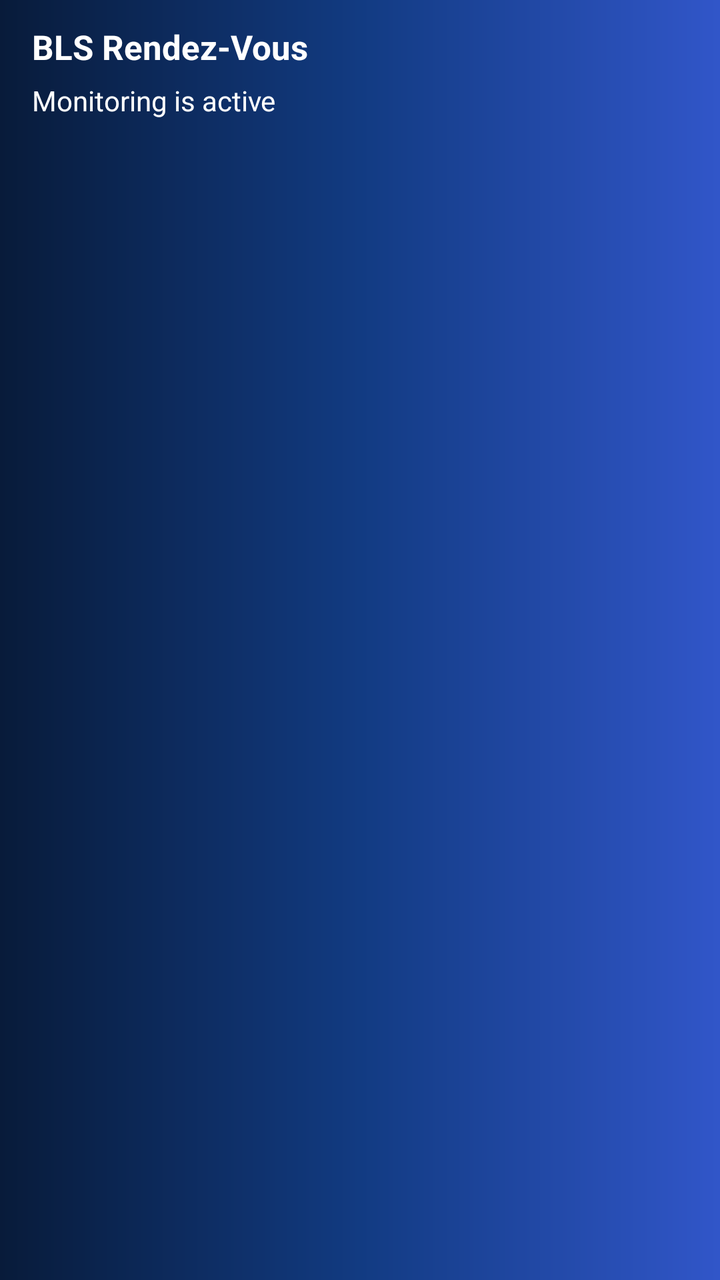
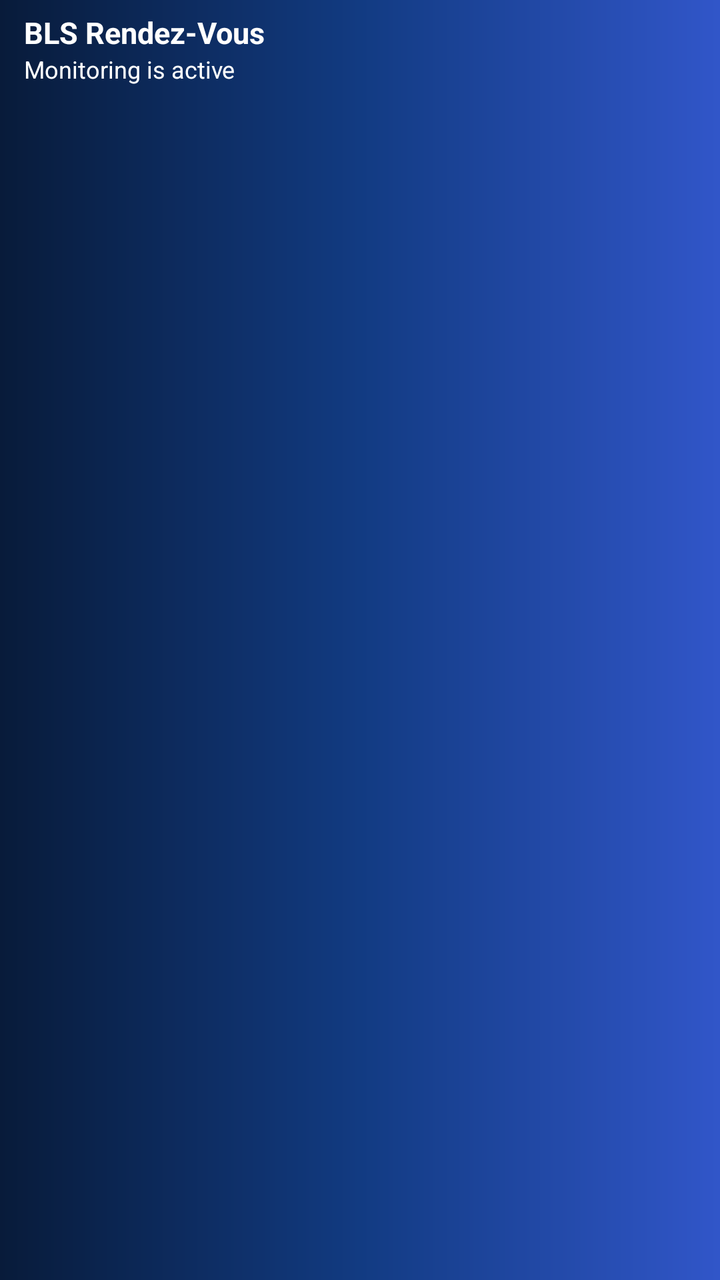

The first picture is an Android layout as it rendered before a commit; the second is the same layout after the commit. The layout source and the unified diff follow.
<!-- AndroidManifest.xml: application theme android:Theme.Material.Light.NoActionBar -->
<!-- res/layout/notification_monitoring.xml -->
<?xml version="1.0" encoding="utf-8"?>
<LinearLayout
    xmlns:android="http://schemas.android.com/apk/res/android"
    android:layout_width="match_parent"
    android:layout_height="wrap_content"
    android:orientation="vertical"
    android:background="@drawable/notification_header_bg">

    <TextView
        android:id="@+id/notification_title"
        android:layout_width="match_parent"
        android:layout_height="wrap_content"
        android:paddingStart="16dp"
        android:paddingTop="12dp"
        android:paddingEnd="16dp"
        android:paddingBottom="4dp"
        android:text="BLS Rendez-Vous"
        android:textColor="#FFFFFF"
        android:textSize="17sp"
        android:textStyle="bold" />

    <TextView
        android:id="@+id/notification_description"
        android:layout_width="match_parent"
        android:layout_height="wrap_content"
        android:paddingStart="16dp"
        android:paddingTop="2dp"
        android:paddingEnd="16dp"
        android:paddingBottom="12dp"
        android:text="Monitoring is active"
        android:textColor="#FFFFFF"
        android:textSize="14sp" />

</LinearLayout>
<!-- resources referenced by this layout -->
<resources>
  <!-- drawable notification_header_bg (drawable) -->
  <?xml version="1.0" encoding="utf-8"?>
  <shape
      xmlns:android="http://schemas.android.com/apk/res/android"
      android:shape="rectangle">
  
      <gradient
          android:type="linear"
          android:angle="0"
          android:startColor="#081B3A"
          android:centerColor="#123B82"
          android:endColor="#3156C9" />
  
  </shape>
</resources>

<!-- the commit's change to res/layout/notification_monitoring.xml (unified diff, before → after) -->
@@ -4,31 +4,33 @@
     android:layout_width="match_parent"
     android:layout_height="wrap_content"
     android:orientation="vertical"
-    android:background="@drawable/notification_header_bg">
+    android:background="@drawable/notification_header_bg"
+    android:paddingTop="6dp"
+    android:paddingBottom="6dp">
 
     <TextView
         android:id="@+id/notification_title"
         android:layout_width="match_parent"
         android:layout_height="wrap_content"
-        android:paddingStart="16dp"
-        android:paddingTop="12dp"
-        android:paddingEnd="16dp"
-        android:paddingBottom="4dp"
+        android:paddingStart="12dp"
+        android:paddingEnd="12dp"
         android:text="BLS Rendez-Vous"
         android:textColor="#FFFFFF"
-        android:textSize="17sp"
-        android:textStyle="bold" />
+        android:textSize="15sp"
+        android:textStyle="bold"
+        android:maxLines="1"
+        android:ellipsize="end" />
 
     <TextView
         android:id="@+id/notification_description"
         android:layout_width="match_parent"
         android:layout_height="wrap_content"
-        android:paddingStart="16dp"
-        android:paddingTop="2dp"
-        android:paddingEnd="16dp"
-        android:paddingBottom="12dp"
+        android:paddingStart="12dp"
+        android:paddingEnd="12dp"
         android:text="Monitoring is active"
         android:textColor="#FFFFFF"
-        android:textSize="14sp" />
+        android:textSize="12sp"
+        android:maxLines="1"
+        android:ellipsize="end" />
 
 </LinearLayout>
